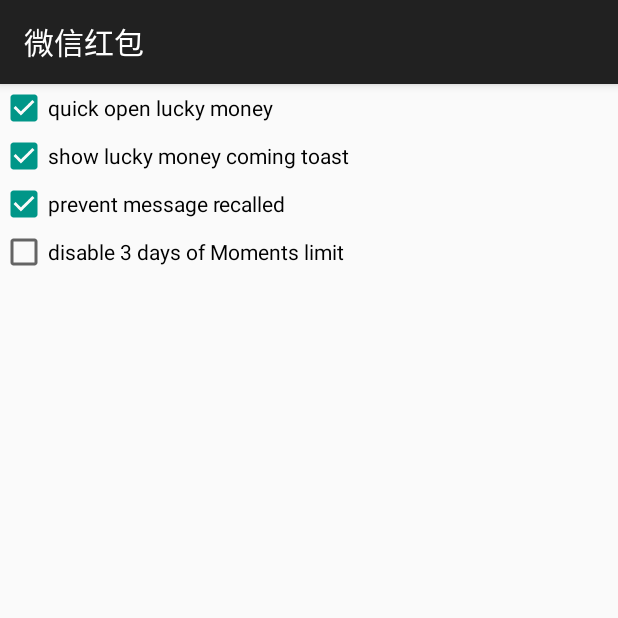
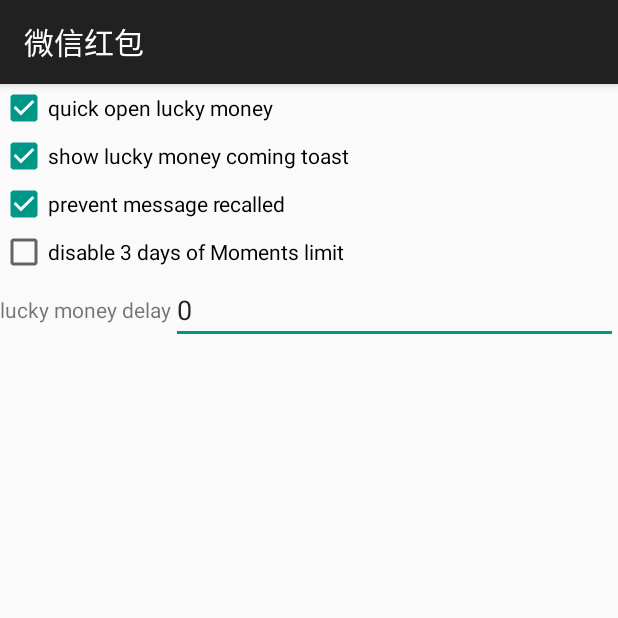
Before and after one commit to WaterlooBridge/FakeLocation, an Android app: the LuckMoneySetting screen opened directly, with no data from a screen before it, on a phone screen of 412 x 824 dp, the top half of it. Run offline under Robolectric (Android 15) with nearby library versions, the phone set to English and light mode, and no system bars.

```diff
--- a/app/build.gradle
+++ b/app/build.gradle
@@ -14,6 +14,10 @@ android {
             minifyEnabled false
         }
     }
+    compileOptions {
+        sourceCompatibility JavaVersion.VERSION_1_8
+        targetCompatibility JavaVersion.VERSION_1_8
+    }
 }
 
 dependencies {
--- a/app/src/main/java/com/xposed/hook/LuckMoneySetting.java
+++ b/app/src/main/java/com/xposed/hook/LuckMoneySetting.java
@@ -6,6 +6,7 @@ import android.support.annotation.Nullable;
 import android.support.v7.app.AppCompatActivity;
 import android.widget.CheckBox;
 import android.widget.CompoundButton;
+import android.widget.EditText;
 
 /**
  * Created by lin on 2018/2/4.
@@ -17,6 +18,9 @@ public class LuckMoneySetting extends AppCompatActivity {
     private CheckBox cb2;
     private CheckBox cb3;
     private CheckBox cb4;
+    private EditText et_lucky_money_delay;
+
+    private SharedPreferences sp;
 
     @Override
     protected void onCreate(@Nullable Bundle savedInstanceState) {
@@ -27,11 +31,13 @@ public class LuckMoneySetting extends AppCompatActivity {
         cb2 = (CheckBox) findViewById(R.id.cb2);
         cb3 = (CheckBox) findViewById(R.id.cb3);
         cb4 = (CheckBox) findViewById(R.id.cb4);
-        final SharedPreferences sp = getSharedPreferences("lucky_money", MODE_WORLD_READABLE);
+        et_lucky_money_delay = findViewById(R.id.et_lucky_money_delay);
+        sp = getSharedPreferences("lucky_money", MODE_WORLD_READABLE);
         cb.setChecked(sp.getBoolean("quick_open", true));
         cb2.setChecked(sp.getBoolean("auto_receive", true));
         cb3.setChecked(sp.getBoolean("recalled", true));
         cb4.setChecked(sp.getBoolean("3_days_Moments", false));
+        et_lucky_money_delay.setText(String.valueOf(sp.getInt("lucky_money_delay", 0)));
         cb.setOnCheckedChangeListener(new CompoundButton.OnCheckedChangeListener() {
             @Override
             public void onCheckedChanged(CompoundButton buttonView, boolean isChecked) {
@@ -57,4 +63,15 @@ public class LuckMoneySetting extends AppCompatActivity {
             }
         });
     }
+
+    @Override
+    public void finish() {
+        super.finish();
+        try {
+            int delay = Integer.parseInt(et_lucky_money_delay.getText().toString());
+            sp.edit().putInt("lucky_money_delay", delay).commit();
+        } catch (Exception e) {
+            e.printStackTrace();
+        }
+    }
 }
--- a/app/src/main/res/layout/activity_lucky_money_setting.xml
+++ b/app/src/main/res/layout/activity_lucky_money_setting.xml
@@ -20,12 +20,28 @@
         android:id="@+id/cb3"
         android:layout_width="match_parent"
         android:layout_height="wrap_content"
-        android:text="prevent message recalled"/>
+        android:text="prevent message recalled" />
 
     <CheckBox
         android:id="@+id/cb4"
         android:layout_width="match_parent"
         android:layout_height="wrap_content"
-        android:text="disable 3 days of Moments limit"/>
+        android:text="disable 3 days of Moments limit" />
+
+    <LinearLayout
+        android:layout_width="match_parent"
+        android:layout_height="wrap_content"
+        android:gravity="center_vertical">
+
+        <TextView
+            android:layout_width="wrap_content"
+            android:layout_height="wrap_content"
+            android:text="lucky money delay" />
+
+        <EditText
+            android:id="@+id/et_lucky_money_delay"
+            android:layout_width="match_parent"
+            android:layout_height="wrap_content" />
+    </LinearLayout>
 
 </LinearLayout>
```
Also changed, not shown: app/src/main/java/com/xposed/hook/LuckyMoneyHook.java (+13 -2 lines), app/src/main/java/com/xposed/hook/wechat/WechatUnrecalledHook.java (+14 -6 lines).
